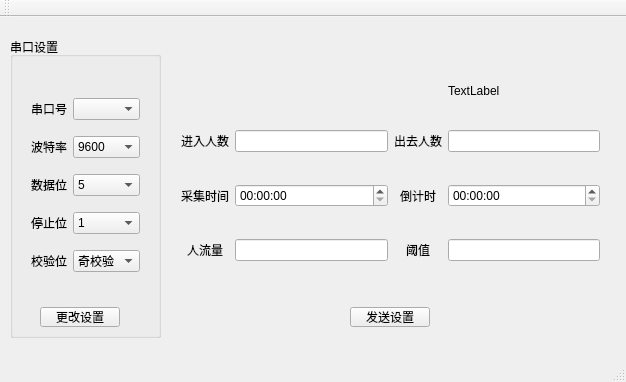
RemnantCloude/InfraredCounter, file mainwindow.ui: the form before one commit.
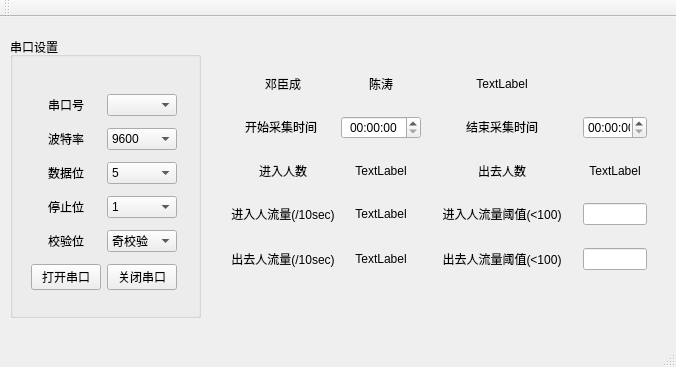
The form after the commit.

```diff
--- a/mainwindow.ui
+++ b/mainwindow.ui
@@ -6,8 +6,8 @@
    <rect>
     <x>0</x>
     <y>0</y>
-    <width>626</width>
-    <height>382</height>
+    <width>676</width>
+    <height>367</height>
    </rect>
   </property>
   <property name="windowTitle">
@@ -19,33 +19,20 @@
      <rect>
       <x>10</x>
       <y>20</y>
-      <width>151</width>
-      <height>301</height>
+      <width>191</width>
+      <height>281</height>
      </rect>
     </property>
     <property name="title">
      <string>串口设置</string>
     </property>
-    <widget class="QPushButton" name="refreshSettingsBtn">
-     <property name="geometry">
-      <rect>
-       <x>30</x>
-       <y>270</y>
-       <width>80</width>
-       <height>20</height>
-      </rect>
-     </property>
-     <property name="text">
-      <string>更改设置</string>
-     </property>
-    </widget>
-    <widget class="QWidget" name="">
+    <widget class="QWidget" name="layoutWidget">
      <property name="geometry">
       <rect>
        <x>10</x>
        <y>40</y>
-       <width>131</width>
-       <height>221</height>
+       <width>168</width>
+       <height>231</height>
       </rect>
      </property>
      <layout class="QGridLayout" name="gridLayout_2">
@@ -92,6 +79,35 @@
         </item>
        </widget>
       </item>
+      <item row="4" column="0">
+       <widget class="QLabel" name="label_11">
+        <property name="text">
+         <string>校验位</string>
+        </property>
+        <property name="alignment">
+         <set>Qt::AlignCenter</set>
+        </property>
+       </widget>
+      </item>
+      <item row="4" column="1">
+       <widget class="QComboBox" name="parity">
+        <item>
+         <property name="text">
+          <string>奇校验</string>
+         </property>
+        </item>
+        <item>
+         <property name="text">
+          <string>偶校验</string>
+         </property>
+        </item>
+        <item>
+         <property name="text">
+          <string>无</string>
+         </property>
+        </item>
+       </widget>
+      </item>
       <item row="0" column="1">
        <widget class="QComboBox" name="serialName"/>
       </item>
@@ -164,139 +180,159 @@
         </property>
        </widget>
       </item>
-      <item row="4" column="0">
-       <widget class="QLabel" name="label_11">
+      <item row="5" column="0">
+       <widget class="QPushButton" name="openBtn">
         <property name="text">
-         <string>校验位</string>
-        </property>
-        <property name="alignment">
-         <set>Qt::AlignCenter</set>
+         <string>打开串口</string>
         </property>
        </widget>
       </item>
-      <item row="4" column="1">
-       <widget class="QComboBox" name="parity">
-        <item>
-         <property name="text">
-          <string>奇校验</string>
-         </property>
-        </item>
-        <item>
-         <property name="text">
-          <string>偶校验</string>
-         </property>
-        </item>
-        <item>
-         <property name="text">
-          <string>无</string>
-         </property>
-        </item>
+      <item row="5" column="1">
+       <widget class="QPushButton" name="closeBtn">
+        <property name="text">
+         <string>关闭串口</string>
+        </property>
        </widget>
       </item>
      </layout>
     </widget>
    </widget>
-   <widget class="QPushButton" name="sendSettingsBtn">
+   <widget class="QWidget" name="gridLayoutWidget">
     <property name="geometry">
      <rect>
-      <x>350</x>
-      <y>290</y>
-      <width>80</width>
-      <height>20</height>
-     </rect>
-    </property>
-    <property name="text">
-     <string>发送设置</string>
-    </property>
-   </widget>
-   <widget class="QWidget" name="">
-    <property name="geometry">
-     <rect>
-      <x>170</x>
+      <x>220</x>
       <y>30</y>
-      <width>441</width>
+      <width>438</width>
       <height>251</height>
      </rect>
     </property>
-    <layout class="QGridLayout" name="gridLayout">
-     <item row="2" column="1">
-      <widget class="QTimeEdit" name="timeEdit_2"/>
-     </item>
-     <item row="3" column="1">
-      <widget class="QLineEdit" name="lineEdit_3">
-       <property name="dragEnabled">
-        <bool>false</bool>
+    <layout class="QGridLayout" name="gridLayout_3">
+     <item row="4" column="3">
+      <widget class="QLineEdit" name="outThresholdTex">
+       <property name="sizePolicy">
+        <sizepolicy hsizetype="Minimum" vsizetype="Fixed">
+         <horstretch>0</horstretch>
+         <verstretch>0</verstretch>
+        </sizepolicy>
        </property>
-       <property name="readOnly">
-        <bool>true</bool>
+       <property name="minimumSize">
+        <size>
+         <width>60</width>
+         <height>0</height>
+        </size>
+       </property>
+       <property name="alignment">
+        <set>Qt::AlignCenter</set>
        </property>
       </widget>
      </item>
-     <item row="2" column="3">
-      <widget class="QTimeEdit" name="timeEdit_3"/>
-     </item>
-     <item row="1" column="1">
-      <widget class="QLineEdit" name="lineEdit">
-       <property name="enabled">
-        <bool>true</bool>
+     <item row="1" column="0">
+      <widget class="QLabel" name="label_3">
+       <property name="sizePolicy">
+        <sizepolicy hsizetype="Fixed" vsizetype="Fixed">
+         <horstretch>0</horstretch>
+         <verstretch>0</verstretch>
+        </sizepolicy>
+       </property>
+       <property name="minimumSize">
+        <size>
+         <width>100</width>
+         <height>0</height>
+        </size>
+       </property>
+       <property name="text">
+        <string>开始采集时间</string>
        </property>
        <property name="alignment">
         <set>Qt::AlignCenter</set>
        </property>
-       <property name="readOnly">
-        <bool>true</bool>
-       </property>
       </widget>
      </item>
      <item row="3" column="0">
       <widget class="QLabel" name="label_5">
        <property name="text">
-        <string>人流量</string>
+        <string>进入人流量(/10sec)</string>
        </property>
        <property name="alignment">
         <set>Qt::AlignCenter</set>
        </property>
       </widget>
      </item>
-     <item row="1" column="3">
-      <widget class="QLineEdit" name="lineEdit_2">
-       <property name="readOnly">
-        <bool>true</bool>
+     <item row="3" column="3">
+      <widget class="QLineEdit" name="inThresholdTex">
+       <property name="sizePolicy">
+        <sizepolicy hsizetype="Minimum" vsizetype="Fixed">
+         <horstretch>0</horstretch>
+         <verstretch>0</verstretch>
+        </sizepolicy>
        </property>
+       <property name="minimumSize">
+        <size>
+         <width>60</width>
+         <height>0</height>
+        </size>
+       </property>
+       <property name="alignment">
+        <set>Qt::AlignCenter</set>
+       </property>
       </widget>
      </item>
-     <item row="2" column="2">
+     <item row="1" column="2">
       <widget class="QLabel" name="label_4">
+       <property name="sizePolicy">
+        <sizepolicy hsizetype="Preferred" vsizetype="Fixed">
+         <horstretch>0</horstretch>
+         <verstretch>0</verstretch>
+        </sizepolicy>
+       </property>
        <property name="text">
-        <string>倒计时</string>
+        <string>结束采集时间</string>
        </property>
        <property name="alignment">
         <set>Qt::AlignCenter</set>
        </property>
       </widget>
      </item>
-     <item row="3" column="2">
-      <widget class="QLabel" name="label_6">
+     <item row="4" column="2">
+      <widget class="QLabel" name="label_12">
        <property name="text">
-        <string>阈值</string>
+        <string>出去人流量阈值(&lt;100)</string>
        </property>
        <property name="alignment">
         <set>Qt::AlignCenter</set>
        </property>
       </widget>
      </item>
+     <item row="1" column="1">
+      <widget class="QTimeEdit" name="startTime">
+       <property name="sizePolicy">
+        <sizepolicy hsizetype="Minimum" vsizetype="Fixed">
+         <horstretch>0</horstretch>
+         <verstretch>0</verstretch>
+        </sizepolicy>
+       </property>
+       <property name="minimumSize">
+        <size>
+         <width>80</width>
+         <height>0</height>
+        </size>
+       </property>
+       <property name="alignment">
+        <set>Qt::AlignCenter</set>
+       </property>
+       <property name="displayFormat">
+        <string>HH:mm:ss</string>
+       </property>
+      </widget>
+     </item>
      <item row="2" column="0">
-      <widget class="QLabel" name="label_3">
-       <property name="text">
-        <string>采集时间</string>
-       </property>
-       <property name="alignment">
-        <set>Qt::AlignCenter</set>
-       </property>
-      </widget>
-     </item>
-     <item row="1" column="0">
       <widget class="QLabel" name="label">
+       <property name="sizePolicy">
+        <sizepolicy hsizetype="Preferred" vsizetype="Fixed">
+         <horstretch>0</horstretch>
+         <verstretch>0</verstretch>
+        </sizepolicy>
+       </property>
        <property name="text">
         <string>进入人数</string>
        </property>
@@ -305,8 +341,14 @@
        </property>
       </widget>
      </item>
-     <item row="1" column="2">
+     <item row="2" column="2">
       <widget class="QLabel" name="label_2">
+       <property name="sizePolicy">
+        <sizepolicy hsizetype="Preferred" vsizetype="Fixed">
+         <horstretch>0</horstretch>
+         <verstretch>0</verstretch>
+        </sizepolicy>
+       </property>
        <property name="text">
         <string>出去人数</string>
        </property>
@@ -315,10 +357,139 @@
        </property>
       </widget>
      </item>
-     <item row="3" column="3">
-      <widget class="QLineEdit" name="lineEdit_4"/>
+     <item row="3" column="2">
+      <widget class="QLabel" name="label_6">
+       <property name="minimumSize">
+        <size>
+         <width>150</width>
+         <height>0</height>
+        </size>
+       </property>
+       <property name="text">
+        <string>进入人流量阈值(&lt;100)</string>
+       </property>
+       <property name="alignment">
+        <set>Qt::AlignCenter</set>
+       </property>
+      </widget>
      </item>
-     <item row="0" column="3">
+     <item row="4" column="0">
+      <widget class="QLabel" name="label_13">
+       <property name="text">
+        <string>出去人流量(/10sec)</string>
+       </property>
+       <property name="alignment">
+        <set>Qt::AlignCenter</set>
+       </property>
+      </widget>
+     </item>
+     <item row="0" column="1">
+      <widget class="QLabel" name="label_14">
+       <property name="sizePolicy">
+        <sizepolicy hsizetype="Preferred" vsizetype="Fixed">
+         <horstretch>0</horstretch>
+         <verstretch>0</verstretch>
+        </sizepolicy>
+       </property>
+       <property name="text">
+        <string>陈涛</string>
+       </property>
+       <property name="alignment">
+        <set>Qt::AlignCenter</set>
+       </property>
+      </widget>
+     </item>
+     <item row="4" column="1">
+      <widget class="QLabel" name="outTrafficLab">
+       <property name="text">
+        <string>TextLabel</string>
+       </property>
+       <property name="alignment">
+        <set>Qt::AlignCenter</set>
+       </property>
+      </widget>
+     </item>
+     <item row="2" column="1">
+      <widget class="QLabel" name="inNumbLab">
+       <property name="sizePolicy">
+        <sizepolicy hsizetype="Preferred" vsizetype="Fixed">
+         <horstretch>0</horstretch>
+         <verstretch>0</verstretch>
+        </sizepolicy>
+       </property>
+       <property name="text">
+        <string>TextLabel</string>
+       </property>
+       <property name="alignment">
+        <set>Qt::AlignCenter</set>
+       </property>
+      </widget>
+     </item>
+     <item row="2" column="3">
+      <widget class="QLabel" name="outNumbLab">
+       <property name="sizePolicy">
+        <sizepolicy hsizetype="Minimum" vsizetype="Fixed">
+         <horstretch>0</horstretch>
+         <verstretch>0</verstretch>
+        </sizepolicy>
+       </property>
+       <property name="minimumSize">
+        <size>
+         <width>60</width>
+         <height>0</height>
+        </size>
+       </property>
+       <property name="text">
+        <string>TextLabel</string>
+       </property>
+       <property name="alignment">
+        <set>Qt::AlignCenter</set>
+       </property>
+      </widget>
+     </item>
+     <item row="3" column="1">
+      <widget class="QLabel" name="inTrafficLab">
+       <property name="text">
+        <string>TextLabel</string>
+       </property>
+       <property name="alignment">
+        <set>Qt::AlignCenter</set>
+       </property>
+      </widget>
+     </item>
+     <item row="1" column="3">
+      <widget class="QTimeEdit" name="endTime">
+       <property name="minimumSize">
+        <size>
+         <width>60</width>
+         <height>0</height>
+        </size>
+       </property>
+       <property name="alignment">
+        <set>Qt::AlignCenter</set>
+       </property>
+       <property name="displayFormat">
+        <string>HH:mm:ss</string>
+       </property>
+      </widget>
+     </item>
+     <item row="0" column="0">
+      <widget class="QLabel" name="label_15">
+       <property name="sizePolicy">
+        <sizepolicy hsizetype="Preferred" vsizetype="Fixed">
+         <horstretch>0</horstretch>
+         <verstretch>0</verstretch>
+        </sizepolicy>
+       </property>
+       <property name="text">
+        <string>邓臣成</string>
+       </property>
+       <property name="alignment">
+        <set>Qt::AlignCenter</set>
+       </property>
+      </widget>
+     </item>
+     <item row="0" column="2">
       <widget class="QLabel" name="timeLab">
        <property name="sizePolicy">
         <sizepolicy hsizetype="Expanding" vsizetype="Fixed">
@@ -329,6 +500,9 @@
        <property name="text">
         <string>TextLabel</string>
        </property>
+       <property name="alignment">
+        <set>Qt::AlignCenter</set>
+       </property>
       </widget>
      </item>
     </layout>
```
Left out of the diff: 42 changed lines with no effect on the pictures.
